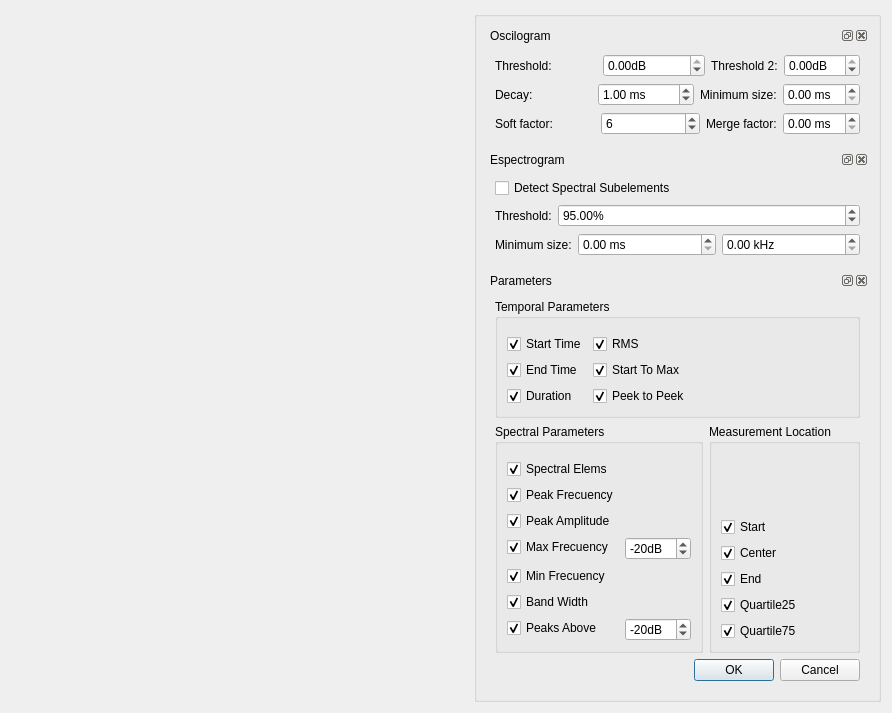
First picture: the form in Graphic_Interface/UI Files/ui_elemDetectSettings.ui, repository ECMora/SoundLab, before the edit.
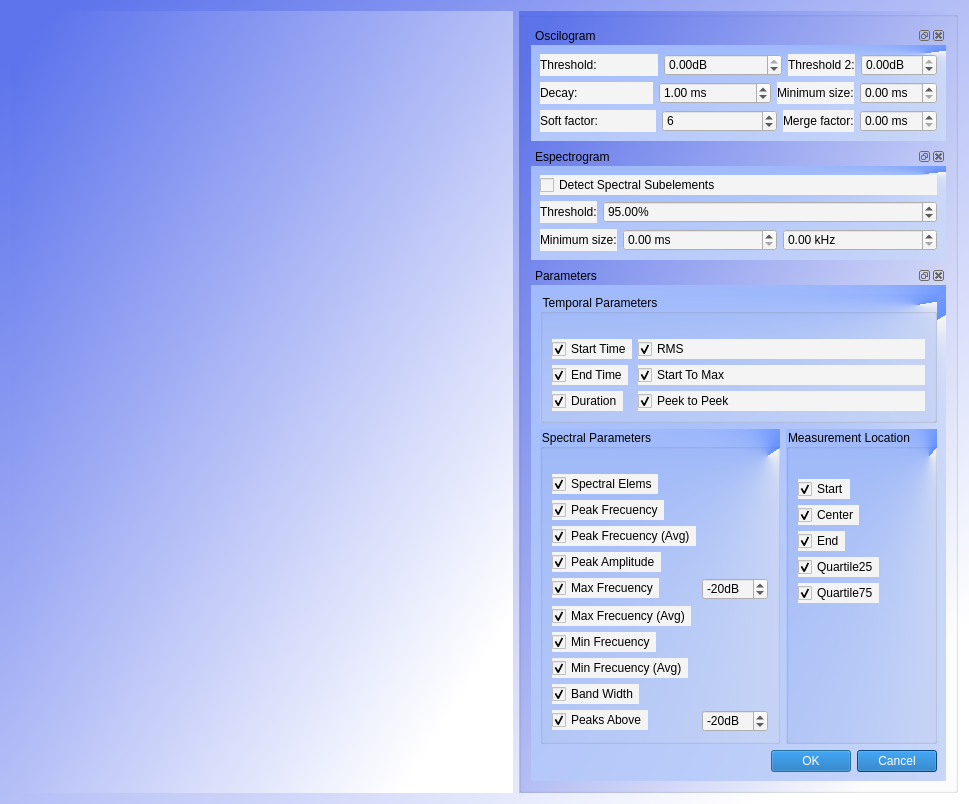
Second picture: the form after the edit. Custom widgets are drawn as their Qt base class.

Commit message: mejora del grafico de envelope, cambio de iconos, separacion de parametros en la deteccion para mayor independencia,peak,max and min freq average, accion de salvar al cerrar

What changed in the file:
```diff
--- a/Graphic_Interface/UI Files/ui_elemDetectSettings.ui
+++ b/Graphic_Interface/UI Files/ui_elemDetectSettings.ui
@@ -6,13 +6,26 @@
    <rect>
     <x>0</x>
     <y>0</y>
-    <width>892</width>
-    <height>694</height>
+    <width>969</width>
+    <height>804</height>
    </rect>
   </property>
+  <property name="sizePolicy">
+   <sizepolicy hsizetype="Expanding" vsizetype="Expanding">
+    <horstretch>0</horstretch>
+    <verstretch>0</verstretch>
+   </sizepolicy>
+  </property>
   <property name="windowTitle">
    <string>Detection Settings</string>
   </property>
+  <property name="styleSheet">
+   <string notr="true">background-color: qlineargradient(spread:pad, x1:0.006, y1:0.017, x2:0.886, y2:0.892045, stop:0.0340909 rgba(94, 116, 236, 255), stop:1 rgba(255, 255, 255, 255));
+font: 75 10pt &quot;MS Shell Dlg 2&quot;;</string>
+  </property>
+  <property name="modal">
+   <bool>false</bool>
+  </property>
   <layout class="QGridLayout" name="gridLayout">
    <item row="0" column="0">
     <widget class="QSignalVisualizerWidget" name="widget" native="true">
@@ -44,6 +57,9 @@
           <verstretch>0</verstretch>
          </sizepolicy>
         </property>
+        <property name="styleSheet">
+         <string notr="true">background-color: rgb(255, 255, 255);</string>
+        </property>
         <property name="floating">
          <bool>false</bool>
         </property>
@@ -54,6 +70,9 @@
          <string>Espectrogram</string>
         </property>
         <widget class="QWidget" name="dockWidgetContents_3">
+         <property name="styleSheet">
+          <string notr="true">background-color: qconicalgradient(cx:0.949, cy:0.0852273, angle:26.3, stop:0 rgba(100, 144, 255, 255), stop:0.994318 rgba(245, 245, 245, 255));</string>
+         </property>
          <layout class="QGridLayout" name="gridLayout_3">
           <item row="1" column="1">
            <layout class="QHBoxLayout" name="horizontalLayout_9" stretch="0,1">
@@ -62,6 +81,9 @@
               <property name="toolTip">
                <string>&lt;html&gt;&lt;head/&gt;&lt;body&gt;&lt;p&gt;The percentile threshold to detect subelements in spectrogram. Regions above this value are detected&lt;/p&gt;&lt;/body&gt;&lt;/html&gt;</string>
               </property>
+              <property name="styleSheet">
+               <string notr="true">background-color: rgb(244, 244, 244);</string>
+              </property>
               <property name="text">
                <string>Threshold:</string>
               </property>
@@ -78,6 +100,9 @@
                 <verstretch>0</verstretch>
                </sizepolicy>
               </property>
+              <property name="styleSheet">
+               <string notr="true">background-color: rgb(244, 244, 244);</string>
+              </property>
               <property name="wrapping">
                <bool>false</bool>
               </property>
@@ -110,6 +135,9 @@
               <property name="toolTip">
                <string>&lt;html&gt;&lt;head/&gt;&lt;body&gt;&lt;p&gt;Minimum size of spectral subelements in ms and Khz&lt;/p&gt;&lt;/body&gt;&lt;/html&gt;</string>
               </property>
+              <property name="styleSheet">
+               <string notr="true">background-color: rgb(244, 244, 244);</string>
+              </property>
               <property name="text">
                <string>Minimum size:</string>
               </property>
@@ -120,6 +148,9 @@
               <property name="enabled">
                <bool>true</bool>
               </property>
+              <property name="styleSheet">
+               <string notr="true">background-color: rgb(244, 244, 244);</string>
+              </property>
               <property name="suffix">
                <string> ms</string>
               </property>
@@ -130,6 +161,9 @@
               <property name="enabled">
                <bool>true</bool>
               </property>
+              <property name="styleSheet">
+               <string notr="true">background-color: rgb(244, 244, 244);</string>
+              </property>
               <property name="suffix">
                <string> kHz</string>
               </property>
@@ -142,6 +176,9 @@
             <property name="enabled">
              <bool>true</bool>
             </property>
+            <property name="styleSheet">
+             <string notr="true">background-color: rgb(244, 244, 244);</string>
+            </property>
             <property name="text">
              <string>Detect Spectral Subelements</string>
             </property>
@@ -162,6 +199,9 @@
           <verstretch>0</verstretch>
          </sizepolicy>
         </property>
+        <property name="styleSheet">
+         <string notr="true">background-color: rgb(255, 255, 255);</string>
+        </property>
         <property name="floating">
          <bool>false</bool>
         </property>
@@ -172,6 +212,9 @@
          <string>Parameters</string>
         </property>
         <widget class="QWidget" name="dockWidgetContents">
+         <property name="styleSheet">
+          <string notr="true">background-color: qconicalgradient(cx:0.949, cy:0.0852273, angle:26.3, stop:0 rgba(100, 144, 255, 255), stop:0.994318 rgba(245, 245, 245, 255));</string>
+         </property>
          <layout class="QGridLayout" name="gridLayout_4">
           <item row="1" column="0">
            <widget class="QGroupBox" name="gboxSpectral">
@@ -200,6 +243,9 @@
                <property name="toolTip">
                 <string>&lt;html&gt;&lt;head/&gt;&lt;body&gt;&lt;p&gt;The peak frecuency of the measurement location&lt;/p&gt;&lt;/body&gt;&lt;/html&gt;</string>
                </property>
+               <property name="styleSheet">
+                <string notr="true">background-color: rgb(244, 244, 244);</string>
+               </property>
                <property name="text">
                 <string>Peak Frecuency</string>
                </property>
@@ -208,11 +254,14 @@
                </property>
               </widget>
              </item>
-             <item row="3" column="0">
+             <item row="5" column="0">
               <widget class="QCheckBox" name="cbxPeakAmplitude">
                <property name="toolTip">
                 <string>&lt;html&gt;&lt;head/&gt;&lt;body&gt;&lt;p&gt;The amplitude of spectrum in the peak frecuency.&lt;/p&gt;&lt;/body&gt;&lt;/html&gt;</string>
                </property>
+               <property name="styleSheet">
+                <string notr="true">background-color: rgb(244, 244, 244);</string>
+               </property>
                <property name="text">
                 <string>Peak Amplitude</string>
                </property>
@@ -221,11 +270,14 @@
                </property>
               </widget>
              </item>
-             <item row="4" column="0">
+             <item row="6" column="0">
               <widget class="QCheckBox" name="cbxMaxFreq">
                <property name="toolTip">
                 <string>&lt;html&gt;&lt;head/&gt;&lt;body&gt;&lt;p&gt;The min frecuency above threshold in the spectral location of measurement&lt;/p&gt;&lt;/body&gt;&lt;/html&gt;</string>
                </property>
+               <property name="styleSheet">
+                <string notr="true">background-color: rgb(244, 244, 244);</string>
+               </property>
                <property name="text">
                 <string>Max Frecuency</string>
                </property>
@@ -234,8 +286,11 @@
                </property>
               </widget>
              </item>
-             <item row="4" column="1">
+             <item row="6" column="1">
               <widget class="QSpinBox" name="spbxSpectralLocMeasureThreshold">
+               <property name="styleSheet">
+                <string notr="true">background-color: rgb(244, 244, 244);</string>
+               </property>
                <property name="suffix">
                 <string>dB</string>
                </property>
@@ -250,11 +305,14 @@
                </property>
               </widget>
              </item>
-             <item row="5" column="0">
+             <item row="8" column="0">
               <widget class="QCheckBox" name="cbxMinFreq">
                <property name="toolTip">
                 <string>&lt;html&gt;&lt;head/&gt;&lt;body&gt;&lt;p&gt;The max frecuency above the threshold in the spectral location of measurement&lt;/p&gt;&lt;/body&gt;&lt;/html&gt;</string>
                </property>
+               <property name="styleSheet">
+                <string notr="true">background-color: rgb(244, 244, 244);</string>
+               </property>
                <property name="text">
                 <string>Min Frecuency</string>
                </property>
@@ -263,8 +321,11 @@
                </property>
               </widget>
              </item>
-             <item row="6" column="0">
+             <item row="10" column="0">
               <widget class="QCheckBox" name="cbxBandWidth">
+               <property name="styleSheet">
+                <string notr="true">background-color: rgb(244, 244, 244);</string>
+               </property>
                <property name="text">
                 <string>Band Width</string>
                </property>
@@ -273,11 +334,14 @@
                </property>
               </widget>
              </item>
-             <item row="7" column="0">
+             <item row="11" column="0">
               <widget class="QCheckBox" name="cbxPeaksAbove">
                <property name="toolTip">
                 <string>&lt;html&gt;&lt;head/&gt;&lt;body&gt;&lt;p&gt;The amount of peaks above threshold in the spectral location of measurement&lt;/p&gt;&lt;/body&gt;&lt;/html&gt;</string>
                </property>
+               <property name="styleSheet">
+                <string notr="true">background-color: rgb(244, 244, 244);</string>
+               </property>
                <property name="text">
                 <string>Peaks Above</string>
                </property>
@@ -286,8 +350,11 @@
                </property>
               </widget>
              </item>
-             <item row="7" column="1">
+             <item row="11" column="1">
               <widget class="QSpinBox" name="spbxPeaksThreshold">
+               <property name="styleSheet">
+                <string notr="true">background-color: rgb(244, 244, 244);</string>
+               </property>
                <property name="suffix">
                 <string>dB</string>
                </property>
@@ -304,6 +371,9 @@
              </item>
              <item row="1" column="0">
               <widget class="QCheckBox" name="cbxSpectralElems">
+               <property name="styleSheet">
+                <string notr="true">background-color: rgb(244, 244, 244);</string>
+               </property>
                <property name="text">
                 <string>Spectral Elems</string>
                </property>
@@ -312,6 +382,51 @@
                </property>
               </widget>
              </item>
+             <item row="3" column="0">
+              <widget class="QCheckBox" name="cbxPeakFreqAverage">
+               <property name="styleSheet">
+                <string notr="true">background-color: rgb(244, 244, 244);</string>
+               </property>
+               <property name="text">
+                <string>Peak Frecuency (Avg)</string>
+               </property>
+               <property name="checked">
+                <bool>true</bool>
+               </property>
+              </widget>
+             </item>
+             <item row="7" column="0">
+              <widget class="QCheckBox" name="cbxMaxFreqAverage">
+               <property name="styleSheet">
+                <string notr="true">background-color: rgb(244, 244, 244);</string>
+               </property>
+               <property name="text">
+                <string>Max Frecuency (Avg)</string>
+               </property>
+               <property name="checked">
+                <bool>true</bool>
+               </property>
+               <property name="tristate">
+                <bool>false</bool>
+               </property>
+              </widget>
+             </item>
+             <item row="9" column="0">
+              <widget class="QCheckBox" name="cbxMinFreqAverage">
+               <property name="styleSheet">
+                <string notr="true">background-color: rgb(244, 244, 244);</string>
+               </property>
+               <property name="text">
+                <string>Min Frecuency (Avg)</string>
+               </property>
+               <property name="checked">
+                <bool>true</bool>
+               </property>
+               <property name="tristate">
+                <bool>false</bool>
+               </property>
+              </widget>
+             </item>
             </layout>
            </widget>
           </item>
@@ -329,6 +444,9 @@
                <property name="toolTip">
                 <string>&lt;html&gt;&lt;head/&gt;&lt;body&gt;&lt;p&gt; Spectral parameters location of measurement. &lt;/p&gt;&lt;/body&gt;&lt;/html&gt;</string>
                </property>
+               <property name="styleSheet">
+                <string notr="true">background-color: rgb(244, 244, 244);</string>
+               </property>
                <property name="text">
                 <string>Start</string>
                </property>
@@ -342,6 +460,9 @@
                <property name="toolTip">
                 <string>&lt;html&gt;&lt;head/&gt;&lt;body&gt;&lt;p&gt; Spectral parameters location of measurement. &lt;/p&gt;&lt;/body&gt;&lt;/html&gt;</string>
                </property>
+               <property name="styleSheet">
+                <string notr="true">background-color: rgb(244, 244, 244);</string>
+               </property>
                <property name="text">
                 <string>Center</string>
                </property>
@@ -355,6 +476,9 @@
                <property name="toolTip">
                 <string>&lt;html&gt;&lt;head/&gt;&lt;body&gt;&lt;p&gt; Spectral parameters location of measurement. &lt;/p&gt;&lt;/body&gt;&lt;/html&gt;</string>
                </property>
+               <property name="styleSheet">
+                <string notr="true">background-color: rgb(244, 244, 244);</string>
+               </property>
                <property name="text">
                 <string>End</string>
                </property>
@@ -368,6 +492,9 @@
                <property name="toolTip">
                 <string>&lt;html&gt;&lt;head/&gt;&lt;body&gt;&lt;p&gt; Spectral parameters location of measurement. &lt;/p&gt;&lt;/body&gt;&lt;/html&gt;</string>
                </property>
+               <property name="styleSheet">
+                <string notr="true">background-color: rgb(244, 244, 244);</string>
+               </property>
                <property name="text">
                 <string>Quartile25</string>
                </property>
@@ -381,6 +508,9 @@
                <property name="toolTip">
                 <string>&lt;html&gt;&lt;head/&gt;&lt;body&gt;&lt;p&gt; Spectral parameters location of measurement. &lt;/p&gt;&lt;/body&gt;&lt;/html&gt;</string>
                </property>
+               <property name="styleSheet">
+                <string notr="true">background-color: rgb(244, 244, 244);</string>
+               </property>
                <property name="text">
                 <string>Quartile75</string>
                </property>
@@ -389,15 +519,18 @@
                </property>
               </widget>
              </item>
-             <item row="0" column="0">
+             <item row="0" column="0" colspan="2">
               <spacer name="verticalSpacer_2">
                <property name="orientation">
                 <enum>Qt::Vertical</enum>
                </property>
+               <property name="sizeType">
+                <enum>QSizePolicy::Fixed</enum>
+               </property>
                <property name="sizeHint" stdset="0">
                 <size>
                  <width>20</width>
-                 <height>40</height>
+                 <height>15</height>
                 </size>
                </property>
               </spacer>
@@ -425,6 +558,9 @@
                <property name="toolTip">
                 <string>&lt;html&gt;&lt;head/&gt;&lt;body&gt;&lt;p&gt;Start time of element&lt;/p&gt;&lt;/body&gt;&lt;/html&gt;</string>
                </property>
+               <property name="styleSheet">
+                <string notr="true">background-color: rgb(244, 244, 244);</string>
+               </property>
                <property name="text">
                 <string>Start Time</string>
                </property>
@@ -438,6 +574,9 @@
                <property name="toolTip">
                 <string>&lt;html&gt;&lt;head/&gt;&lt;body&gt;&lt;p&gt;End time of element&lt;/p&gt;&lt;/body&gt;&lt;/html&gt;</string>
                </property>
+               <property name="styleSheet">
+                <string notr="true">background-color: rgb(244, 244, 244);</string>
+               </property>
                <property name="text">
                 <string>End Time</string>
                </property>
@@ -451,6 +590,9 @@
                <property name="toolTip">
                 <string>&lt;html&gt;&lt;head/&gt;&lt;body&gt;&lt;p&gt;rms of the element&lt;/p&gt;&lt;/body&gt;&lt;/html&gt;</string>
                </property>
+               <property name="styleSheet">
+                <string notr="true">background-color: rgb(244, 244, 244);</string>
+               </property>
                <property name="text">
                 <string>RMS</string>
                </property>
@@ -464,6 +606,9 @@
                <property name="toolTip">
                 <string>&lt;html&gt;&lt;head/&gt;&lt;body&gt;&lt;p&gt;Distance from the element start to its max value&lt;/p&gt;&lt;/body&gt;&lt;/html&gt;</string>
                </property>
+               <property name="styleSheet">
+                <string notr="true">background-color: rgb(244, 244, 244);</string>
+               </property>
                <property name="text">
                 <string>Start To Max</string>
                </property>
@@ -477,6 +622,9 @@
                <property name="toolTip">
                 <string>&lt;html&gt;&lt;head/&gt;&lt;body&gt;&lt;p&gt;Duration time of element&lt;/p&gt;&lt;/body&gt;&lt;/html&gt;</string>
                </property>
+               <property name="styleSheet">
+                <string notr="true">background-color: rgb(244, 244, 244);</string>
+               </property>
                <property name="text">
                 <string>Duration</string>
                </property>
@@ -490,6 +638,9 @@
                <property name="toolTip">
                 <string>&lt;html&gt;&lt;head/&gt;&lt;body&gt;&lt;p&gt;peek to peek value of the element&lt;/p&gt;&lt;/body&gt;&lt;/html&gt;</string>
                </property>
+               <property name="styleSheet">
+                <string notr="true">background-color: rgb(244, 244, 244);</string>
+               </property>
                <property name="text">
                 <string>Peek to Peek</string>
                </property>
@@ -516,6 +667,11 @@
           </item>
           <item row="2" column="0" colspan="2">
            <widget class="QDialogButtonBox" name="buttonBox">
+            <property name="styleSheet">
+             <string notr="true">font: 75 11pt &quot;MS Shell Dlg 2&quot;;
+background-color: rgb(8, 100, 180);
+color: rgb(255, 255, 255);</string>
+            </property>
             <property name="orientation">
              <enum>Qt::Horizontal</enum>
             </property>
@@ -539,6 +695,9 @@
           <verstretch>0</verstretch>
          </sizepolicy>
         </property>
+        <property name="styleSheet">
+         <string notr="true">background-color: rgb(255, 255, 255);</string>
+        </property>
         <property name="floating">
          <bool>false</bool>
         </property>
@@ -549,6 +708,9 @@
          <string>Oscilogram </string>
         </property>
         <widget class="QWidget" name="dockWidgetContents_2">
+         <property name="styleSheet">
+          <string notr="true">background-color: qconicalgradient(cx:0.949, cy:0.0852273, angle:26.3, stop:0 rgba(100, 144, 255, 255), stop:0.994318 rgba(245, 245, 245, 255));</string>
+         </property>
          <layout class="QVBoxLayout" name="verticalLayout">
           <item>
            <layout class="QHBoxLayout" name="horizontalLayout_7" stretch="0,0,0">
@@ -560,6 +722,9 @@
               <property name="toolTip">
                <string>&lt;html&gt;&lt;head/&gt;&lt;body&gt;&lt;p&gt;The elements above detection threshold&lt;/p&gt;&lt;/body&gt;&lt;/html&gt;</string>
               </property>
+              <property name="styleSheet">
+               <string notr="true">background-color: rgb(244, 244, 244);</string>
+              </property>
               <property name="text">
                <string>Threshold:</string>
               </property>
@@ -567,6 +732,9 @@
             </item>
             <item>
              <widget class="QDoubleSpinBox" name="dsbxThreshold">
+              <property name="styleSheet">
+               <string notr="true">background-color: rgb(244, 244, 244);</string>
+              </property>
               <property name="buttonSymbols">
                <enum>QAbstractSpinBox::UpDownArrows</enum>
               </property>
@@ -591,6 +759,9 @@
                 <property name="toolTip">
                  <string>&lt;html&gt;&lt;head/&gt;&lt;body&gt;&lt;p&gt;The elements above second trheshold and with a piece above detection threshold&lt;/p&gt;&lt;/body&gt;&lt;/html&gt;</string>
                 </property>
+                <property name="styleSheet">
+                 <string notr="true">background-color: rgb(244, 244, 244);</string>
+                </property>
                 <property name="text">
                  <string>Threshold 2:</string>
                 </property>
@@ -598,6 +769,9 @@
               </item>
               <item>
                <widget class="QDoubleSpinBox" name="dsbxThreshold2">
+                <property name="styleSheet">
+                 <string notr="true">background-color: rgb(244, 244, 244);</string>
+                </property>
                 <property name="buttonSymbols">
                  <enum>QAbstractSpinBox::UpDownArrows</enum>
                 </property>
@@ -626,6 +800,9 @@
               <property name="toolTip">
                <string>&lt;html&gt;&lt;head/&gt;&lt;body&gt;&lt;p&gt;Jump to prevent locals falls of signal. Noiser signal bigger decay&lt;/p&gt;&lt;/body&gt;&lt;/html&gt;</string>
               </property>
+              <property name="styleSheet">
+               <string notr="true">background-color: rgb(244, 244, 244);</string>
+              </property>
               <property name="text">
                <string>Decay:</string>
               </property>
@@ -633,6 +810,9 @@
             </item>
             <item>
              <widget class="QDoubleSpinBox" name="dsbxDecay">
+              <property name="styleSheet">
+               <string notr="true">background-color: rgb(244, 244, 244);</string>
+              </property>
               <property name="suffix">
                <string> ms</string>
               </property>
@@ -651,6 +831,9 @@
                 <property name="toolTip">
                  <string>&lt;html&gt;&lt;head/&gt;&lt;body&gt;&lt;p&gt;Element minimum size &lt;/p&gt;&lt;/body&gt;&lt;/html&gt;</string>
                 </property>
+                <property name="styleSheet">
+                 <string notr="true">background-color: rgb(244, 244, 244);</string>
+                </property>
                 <property name="text">
                  <string>Minimum size:</string>
                 </property>
@@ -658,6 +841,9 @@
               </item>
               <item>
                <widget class="QDoubleSpinBox" name="dsbxMinSize">
+                <property name="styleSheet">
+                 <string notr="true">background-color: rgb(244, 244, 244);</string>
+                </property>
                 <property name="suffix">
                  <string> ms</string>
                 </property>
@@ -671,6 +857,9 @@
            <layout class="QHBoxLayout" name="horizontalLayout_6" stretch="0,0,0">
             <item>
              <widget class="QLabel" name="label_5">
+              <property name="styleSheet">
+               <string notr="true">background-color: rgb(244, 244, 244);</string>
+              </property>
               <property name="text">
                <string>Soft factor:</string>
               </property>
@@ -678,6 +867,9 @@
             </item>
             <item>
              <widget class="QSpinBox" name="sbxSoftFactor">
+              <property name="styleSheet">
+               <string notr="true">background-color: rgb(244, 244, 244);</string>
+              </property>
               <property name="minimum">
                <number>2</number>
               </property>
@@ -699,6 +891,9 @@
                 <property name="toolTip">
                  <string>&lt;html&gt;&lt;head/&gt;&lt;body&gt;&lt;p&gt;Merge elements closer than this factor&lt;/p&gt;&lt;/body&gt;&lt;/html&gt;</string>
                 </property>
+                <property name="styleSheet">
+                 <string notr="true">background-color: rgb(244, 244, 244);</string>
+                </property>
                 <property name="text">
                  <string>Merge factor:</string>
                 </property>
@@ -706,6 +901,9 @@
               </item>
               <item>
                <widget class="QDoubleSpinBox" name="dsbxMergeFactor">
+                <property name="styleSheet">
+                 <string notr="true">background-color: rgb(244, 244, 244);</string>
+                </property>
                 <property name="suffix">
                  <string> ms</string>
                 </property>
```
Left out of the diff: 3 changed lines with no effect on the pictures. The commit also changes 29 other files.
